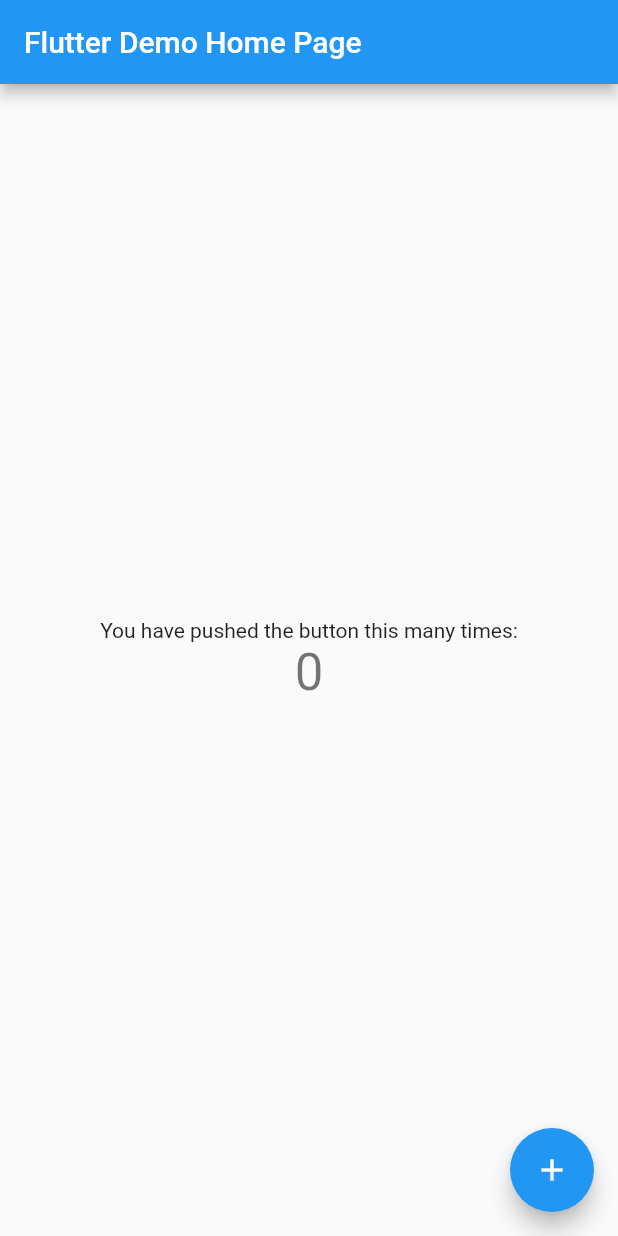
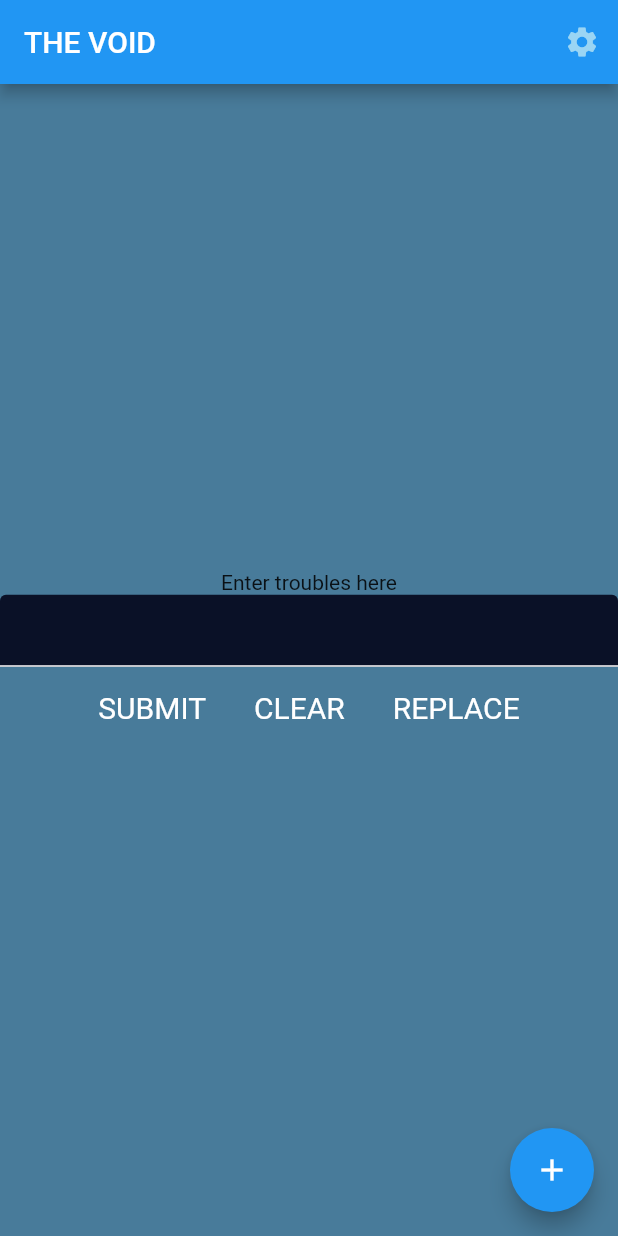
Before and after one commit to TestyBacon/cac_2021_project, a Flutter app: the screen it shows after launch, on a phone screen of 412 x 824 dp. Run offline on Flutter 3.47's test engine with Material 2 defaults, Android fonts, the phone set to English and light mode, and no system bars.

Commit message:
This is the stuff we did in class

```diff
--- a/lib/main.dart
+++ b/lib/main.dart
@@ -11,7 +11,7 @@
   @override
   Widget build(BuildContext context) {
     return MaterialApp(
-      title: 'Flutter Demo',
+      title: 'THE VOID',
       theme: ThemeData(
         // This is the theme of your application.
         //
@@ -22,9 +22,11 @@
         // or simply save your changes to "hot reload" in a Flutter IDE).
         // Notice that the counter didn't reset back to zero; the application
         // is not restarted.
-        primarySwatch: Colors.blue,
+        // primarySwatch: Colors.white,
+        primaryColor: const Color(0xff9ad5f4),
+        scaffoldBackgroundColor: const Color(0xff487B9a),
       ),
-      home: const MyHomePage(title: 'Flutter Demo Home Page'),
+      home: const MyHomePage(title: 'THE VOID'),
     );
   }
 }
@@ -44,12 +46,10 @@
   final String title;
 
   @override
-  State<MyHomePage> createState() => _MyHomePageState();
+  _MyHomePageState createState() => _MyHomePageState();
 }
 
 class _MyHomePageState extends State<MyHomePage> {
-  int _counter = 0;
-
   void _incrementCounter() {
     setState(() {
       // This call to setState tells the Flutter framework that something has
@@ -57,10 +57,18 @@
       // so that the display can reflect the updated values. If we changed
       // _counter without calling setState(), then the build method would not be
       // called again, and so nothing would appear to happen.
-      _counter++;
     });
   }
 
+  void goToSettings() {
+    setState(() {});
+  }
+
+  // void clearText(){
+  //   TextField.clear()
+  // }
+  var fieldControl = TextEditingController();
+  var currentSaved = "";
   @override
   Widget build(BuildContext context) {
     // This method is rerun every time setState is called, for instance as done
@@ -74,6 +82,14 @@
         // Here we take the value from the MyHomePage object that was created by
         // the App.build method, and use it to set our appbar title.
         title: Text(widget.title),
+        actions: [
+          IconButton(
+            onPressed: goToSettings,
+            icon: const Icon(Icons.settings),
+            color: const Color(0xff9ad5f4),
+            highlightColor: Colors.blue,
+          )
+        ],
       ),
       body: Center(
         // Center is a layout widget. It takes a single child and positions it
@@ -95,13 +111,71 @@
           // horizontal).
           mainAxisAlignment: MainAxisAlignment.center,
           children: <Widget>[
+            // Text(
+            //   'HELLO WORLD',
+            // ),
+            // Text(
+            //   '$_counter',
+            //   style: Theme.of(context).textTheme.headline4,
             const Text(
-              'You have pushed the button this many times:',
+              'Enter troubles here',
             ),
-            Text(
-              '$_counter',
-              style: Theme.of(context).textTheme.headline4,
+
+            TextField(
+              controller: fieldControl,
+              maxLines: null,
+              style: const TextStyle(
+                color: Colors.white,
+              ),
+              decoration: const InputDecoration(
+                  fillColor: Color(0xff0A1127),
+                  filled: true,
+                  enabledBorder: UnderlineInputBorder(
+                    borderSide: BorderSide(color: Colors.white),
+                  ),
+                  focusedBorder: UnderlineInputBorder(
+                    borderSide: BorderSide(color: Colors.red),
+                  ),
+                  border: UnderlineInputBorder(
+                      borderSide: BorderSide(color: Colors.white))),
             ),
+            Row(mainAxisAlignment: MainAxisAlignment.center, children: <Widget>[
+              TextButton(
+                child: const Text('SUBMIT'),
+                onPressed: () {
+                  // debugPrint(fieldControl.text);
+                  currentSaved = fieldControl.text;
+                  fieldControl.text = "";
+                },
+                style: TextButton.styleFrom(
+                  padding: const EdgeInsets.all(16.0),
+                  primary: Colors.white,
+                  textStyle: const TextStyle(fontSize: 20),
+                ),
+              ),
+              TextButton(
+                child: const Text('CLEAR'),
+                onPressed: () {
+                  fieldControl.text = "";
+                },
+                style: TextButton.styleFrom(
+                  padding: const EdgeInsets.all(16.0),
+                  primary: Colors.white,
+                  textStyle: const TextStyle(fontSize: 20),
+                ),
+              ),
+              TextButton(
+                child: const Text('REPLACE'),
+                onPressed: () {
+                  fieldControl.text = currentSaved;
+                },
+                style: TextButton.styleFrom(
+                  padding: const EdgeInsets.all(16.0),
+                  primary: Colors.white,
+                  textStyle: const TextStyle(fontSize: 20),
+                ),
+              ),
+            ])
           ],
         ),
       ),
```
